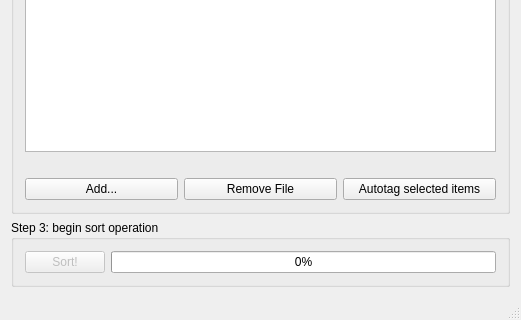
Before: the Qt Designer form mainwindow.ui in flxw/qtagsort, drawn with Qt 5; both pictures show x 0 to 521 and y 225 to 545 of the 521 by 545 pixel window.
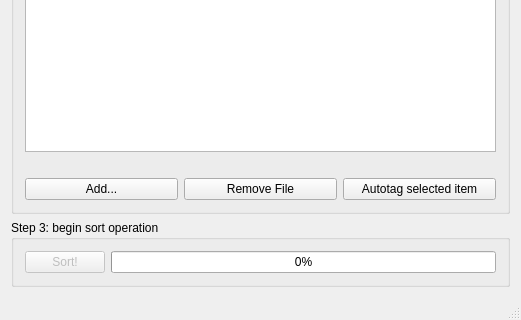
After: the same form once the commit is applied.

Commit message: Integrated Filehandler class functionality into Fingerprinter class

```diff
--- a/mainwindow.ui
+++ b/mainwindow.ui
@@ -147,7 +147,7 @@
        <item row="2" column="2">
         <widget class="QPushButton" name="autotagSelectedButton">
          <property name="text">
-          <string>Autotag selected items</string>
+          <string>Autotag selected item</string>
          </property>
         </widget>
        </item>
```
The commit also changes 2 other files.
